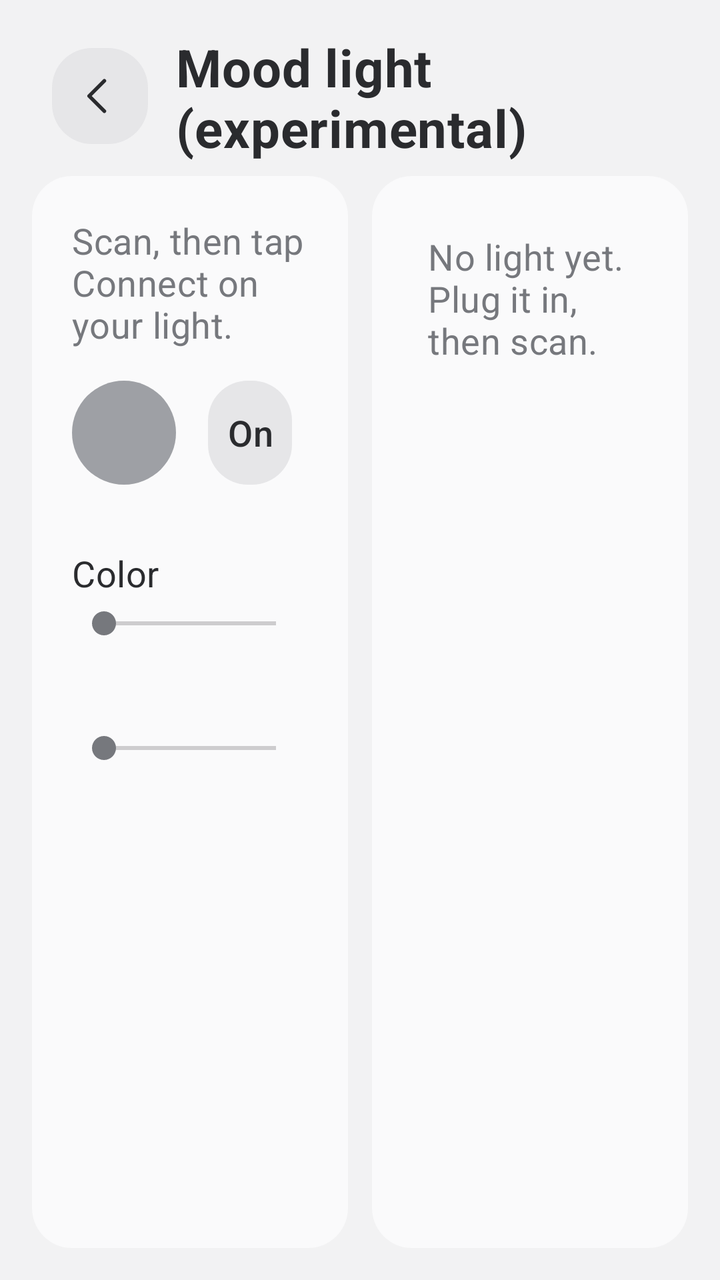
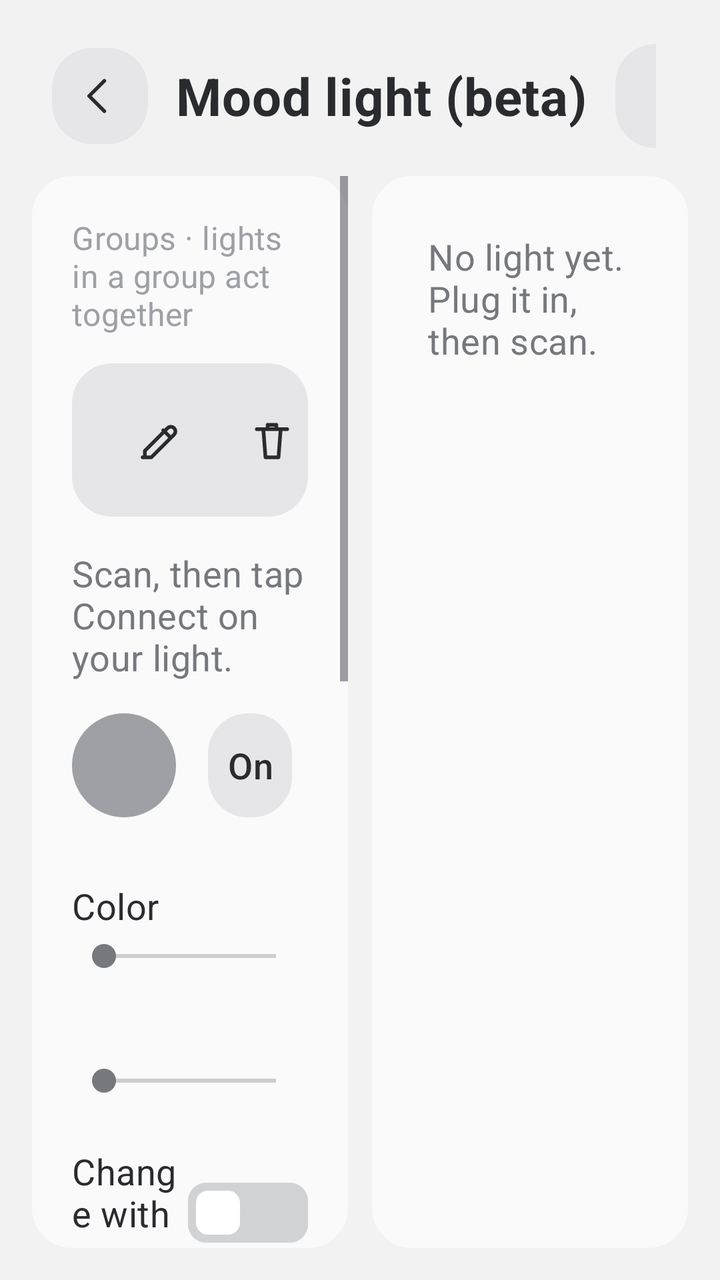

Compare the two renders of this Android layout. The source of the first and the diff that turns it into the second are given below.
<!-- AndroidManifest.xml: activity theme Theme.Cam -->
<!-- res/layout/activity_mood_light.xml -->
<?xml version="1.0" encoding="utf-8"?>
<LinearLayout
    xmlns:android="http://schemas.android.com/apk/res/android"
    xmlns:app="http://schemas.android.com/apk/res-auto"
    android:layout_width="match_parent"
    android:layout_height="match_parent"
    android:background="@color/bg"
    android:orientation="vertical"
    android:padding="16dp">
    
    <LinearLayout
        android:layout_width="match_parent"
        android:layout_height="@dimen/title_bar_height"
        android:gravity="center_vertical"
        android:orientation="horizontal"
        android:paddingStart="10dp"
        android:paddingEnd="16dp">
        <com.google.android.material.button.MaterialButton
            android:id="@+id/light_close"
            style="@style/Widget.Cam.IconButton"
            android:layout_width="@dimen/icon_button_size"
            android:layout_height="@dimen/icon_button_size"
            android:contentDescription="@string/action_back"
            app:icon="@drawable/ic_back" />
        <TextView
            android:layout_width="wrap_content"
            android:layout_height="wrap_content"
            android:layout_marginStart="14dp"
            android:text="@string/set_mood_light_title"
            android:textAppearance="@style/TextAppearance.Cam.Title"
            android:textColor="@color/text_primary"
            android:textStyle="bold" />
        <TextView
            android:layout_width="0dp"
            android:layout_height="wrap_content"
            android:layout_marginStart="14dp"
            android:layout_weight="1"
            android:ellipsize="end"
            android:maxLines="2"
            android:text="@string/mood_light_subtitle"
            android:textAppearance="@style/TextAppearance.Cam.Caption"
            android:textColor="@color/text_tertiary" />
        <com.google.android.material.button.MaterialButton
            android:id="@+id/light_scan"
            style="@style/Widget.Cam.RailSmall"
            android:layout_width="wrap_content"
            android:layout_height="52dp"
            android:text="@string/sticker_scan" />
    </LinearLayout>
    <LinearLayout
        android:layout_width="match_parent"
        android:layout_height="0dp"
        android:layout_weight="1"
        android:layout_marginTop="8dp"
        android:baselineAligned="false"
        android:orientation="horizontal">
        <ScrollView
            android:layout_width="0dp"
            android:layout_height="match_parent"
            android:layout_weight="1"
            android:background="@drawable/bg_surface_card"
            android:fillViewport="true">
            <LinearLayout
                android:layout_width="match_parent"
                android:layout_height="wrap_content"
                android:orientation="vertical"
                android:padding="20dp">
                <TextView
                    android:id="@+id/light_status"
                    android:layout_width="match_parent"
                    android:layout_height="wrap_content"
                    android:text="@string/mood_light_pick"
                    android:textAppearance="@style/TextAppearance.Cam.Body"
                    android:textColor="@color/text_secondary" />
                <LinearLayout
                    android:id="@+id/light_controls"
                    android:layout_width="match_parent"
                    android:layout_height="wrap_content"
                    android:layout_marginTop="16dp"
                    android:orientation="vertical">
                    <LinearLayout
                        android:layout_width="match_parent"
                        android:layout_height="wrap_content"
                        android:gravity="center_vertical"
                        android:orientation="horizontal">
                        <View
                            android:id="@+id/light_preview"
                            android:layout_width="52dp"
                            android:layout_height="52dp"
                            android:layout_marginEnd="16dp"
                            android:background="@drawable/sticker_dot" />
                        <com.google.android.material.button.MaterialButton
                            android:id="@+id/light_on"
                            style="@style/Widget.Cam.RailSmall"
                            android:layout_width="wrap_content"
                            android:layout_height="52dp"
                            android:layout_marginEnd="8dp"
                            android:text="@string/mood_light_on" />
                        <com.google.android.material.button.MaterialButton
                            android:id="@+id/light_off"
                            style="@style/Widget.Cam.RailSmall"
                            android:layout_width="wrap_content"
                            android:layout_height="52dp"
                            android:text="@string/mood_light_off" />
                    </LinearLayout>
                    <LinearLayout
                        android:id="@+id/light_swatches"
                        android:layout_width="match_parent"
                        android:layout_height="wrap_content"
                        android:layout_marginTop="16dp"
                        android:orientation="horizontal" />
                    <TextView
                        android:layout_width="match_parent"
                        android:layout_height="wrap_content"
                        android:layout_marginTop="16dp"
                        android:text="@string/mood_light_hue"
                        android:textAppearance="@style/TextAppearance.Cam.Body"
                        android:textColor="@color/text_primary" />
                    <SeekBar
                        android:id="@+id/light_hue"
                        android:layout_width="match_parent"
                        android:layout_height="wrap_content"
                        android:layout_marginTop="4dp"
                        android:max="359" />
                    <TextView
                        android:id="@+id/light_brightness_label"
                        android:layout_width="match_parent"
                        android:layout_height="wrap_content"
                        android:layout_marginTop="16dp"
                        android:textAppearance="@style/TextAppearance.Cam.Body"
                        android:textColor="@color/text_primary" />
                    <SeekBar
                        android:id="@+id/light_brightness"
                        android:layout_width="match_parent"
                        android:layout_height="wrap_content"
                        android:layout_marginTop="4dp"
                        android:max="100" />
                </LinearLayout>
            </LinearLayout>
        </ScrollView>
        <ScrollView
            android:layout_width="0dp"
            android:layout_height="match_parent"
            android:layout_marginStart="12dp"
            android:layout_weight="1"
            android:background="@drawable/bg_surface_card"
            android:fillViewport="true">
            <LinearLayout
                android:layout_width="match_parent"
                android:layout_height="wrap_content"
                android:orientation="vertical"
                android:padding="12dp">
                <LinearLayout
                    android:id="@+id/light_devices"
                    android:layout_width="match_parent"
                    android:layout_height="wrap_content"
                    android:orientation="vertical" />
                <TextView
                    android:id="@+id/light_empty"
                    android:layout_width="match_parent"
                    android:layout_height="wrap_content"
                    android:padding="16dp"
                    android:text="@string/mood_light_none"
                    android:textAppearance="@style/TextAppearance.Cam.Body"
                    android:textColor="@color/text_secondary" />
            </LinearLayout>
        </ScrollView>
    </LinearLayout>
</LinearLayout>
<!-- resources referenced by this layout -->
<resources>
  <color name="bg">#FFF2F2F3</color>
  <color name="text_primary">#FF2A2B2E</color>
  <color name="text_secondary">#FF76787D</color>
  <color name="text_tertiary">#FF9EA0A5</color>
  <dimen name="icon_button_size">48dp</dimen>
  <dimen name="title_bar_height">64dp</dimen>
  <string name="action_back">Back</string>
  <string name="mood_light_hue">Color</string>
  <string name="mood_light_none">No light yet. Plug it in, then scan.</string>
  <string name="mood_light_off">Off</string>
  <string name="mood_light_on">On</string>
  <string name="mood_light_pick">Scan, then tap Connect on your light.</string>
  <string name="mood_light_subtitle">Close the light\'s own phone app first. The light takes one connection at a time</string>
  <string name="set_mood_light_title">Mood light (experimental)</string>
  <string name="sticker_scan">Scan</string>
  <style name="TextAppearance.Cam.Body">
          <item name="android:textSize">@dimen/text_body</item>
      </style>
  <style name="TextAppearance.Cam.Caption">
          <item name="android:textSize">@dimen/text_caption</item>
      </style>
  <style name="Theme.Cam" parent="Base.Theme.Cam" />
  <color name="surface">#FFFAFAFB</color>
  <dimen name="corner_radius">20dp</dimen>
  <dimen name="text_body">18sp</dimen>
  <dimen name="text_caption">16sp</dimen>
  <dimen name="text_title">26sp</dimen>
  <color name="sunken">#FFE6E6E8</color>
  <color name="nav_ripple_color">#1F2A2B2E</color>
  <color name="energy">#FFF0622D</color>
  <color name="on_energy">#FFFFFFFF</color>
  <color name="energy_quiet">#FFFDEDE6</color>
  <color name="energy_text">#FFC9491A</color>
  <color name="recording">#FFE0393E</color>
  <color name="line">#FFDDDDE0</color>
  <dimen name="text_row">21sp</dimen>
  <!-- unchanged entries left out for length: 16 -->
</resources>

<!-- the commit's change to res/layout/activity_mood_light.xml (unified diff, before → after) -->
@@ -65,6 +65,75 @@
                 android:layout_height="wrap_content"
                 android:orientation="vertical"
                 android:padding="20dp">
+                
+                <TextView
+                    android:layout_width="match_parent"
+                    android:layout_height="wrap_content"
+                    android:layout_marginBottom="6dp"
+                    android:text="@string/mood_light_groups_title"
+                    android:textAppearance="@style/TextAppearance.Cam.Caption"
+                    android:textColor="@color/text_tertiary" />
+                <HorizontalScrollView
+                    android:layout_width="match_parent"
+                    android:layout_height="wrap_content"
+                    android:layout_marginBottom="8dp"
+                    android:scrollbars="none">
+                    <LinearLayout
+                        android:id="@+id/light_groups"
+                        android:layout_width="wrap_content"
+                        android:layout_height="wrap_content"
+                        android:gravity="center_vertical"
+                        android:orientation="horizontal" />
+                </HorizontalScrollView>
+                <LinearLayout
+                    android:layout_width="match_parent"
+                    android:layout_height="wrap_content"
+                    android:layout_marginBottom="16dp"
+                    android:background="@drawable/bg_pref_row_static"
+                    android:gravity="center_vertical"
+                    android:minHeight="72dp"
+                    android:orientation="horizontal"
+                    android:paddingStart="20dp"
+                    android:paddingTop="10dp"
+                    android:paddingEnd="8dp"
+                    android:paddingBottom="10dp">
+                    <LinearLayout
+                        android:layout_width="0dp"
+                        android:layout_height="wrap_content"
+                        android:layout_weight="1"
+                        android:orientation="vertical">
+                        <TextView
+                            android:id="@+id/light_group_name"
+                            android:layout_width="match_parent"
+                            android:layout_height="wrap_content"
+                            android:ellipsize="end"
+                            android:maxLines="1"
+                            android:textAppearance="@style/TextAppearance.Cam.Title"
+                            android:textColor="@color/text_primary"
+                            android:textStyle="bold" />
+                        <TextView
+                            android:id="@+id/light_group_summary"
+                            android:layout_width="match_parent"
+                            android:layout_height="wrap_content"
+                            android:textAppearance="@style/TextAppearance.Cam.Caption"
+                            android:textColor="@color/text_secondary" />
+                    </LinearLayout>
+                    <com.google.android.material.button.MaterialButton
+                        android:id="@+id/light_group_rename"
+                        style="@style/Widget.Cam.IconButton"
+                        android:layout_width="@dimen/icon_button_size"
+                        android:layout_height="@dimen/icon_button_size"
+                        android:layout_marginEnd="8dp"
+                        android:contentDescription="@string/mood_light_group_rename"
+                        app:icon="@drawable/ic_edit" />
+                    <com.google.android.material.button.MaterialButton
+                        android:id="@+id/light_group_delete"
+                        style="@style/Widget.Cam.IconButton"
+                        android:layout_width="@dimen/icon_button_size"
+                        android:layout_height="@dimen/icon_button_size"
+                        android:contentDescription="@string/mood_light_group_delete"
+                        app:icon="@drawable/ic_delete" />
+                </LinearLayout>
                 <TextView
                     android:id="@+id/light_status"
                     android:layout_width="match_parent"
@@ -136,6 +205,66 @@
                         android:layout_marginTop="4dp"
                         android:max="100" />
                 </LinearLayout>
+                
+                <com.google.android.material.switchmaterial.SwitchMaterial
+                    android:id="@+id/light_gear_switch"
+                    android:layout_width="match_parent"
+                    android:layout_height="wrap_content"
+                    android:layout_marginTop="24dp"
+                    android:text="@string/mood_light_gear_title"
+                    android:textAppearance="@style/TextAppearance.Cam.Body"
+                    android:textColor="@color/text_primary" />
+                <TextView
+                    android:layout_width="match_parent"
+                    android:layout_height="wrap_content"
+                    android:layout_marginBottom="8dp"
+                    android:text="@string/mood_light_gear_hint"
+                    android:textAppearance="@style/TextAppearance.Cam.Caption"
+                    android:textColor="@color/text_tertiary" />
+                <LinearLayout
+                    android:id="@+id/light_gear_rules"
+                    android:layout_width="match_parent"
+                    android:layout_height="wrap_content"
+                    android:orientation="vertical">
+                    <LinearLayout
+                        android:id="@+id/light_gear_rows"
+                        android:layout_width="match_parent"
+                        android:layout_height="wrap_content"
+                        android:orientation="vertical" />
+                    <TextView
+                        android:layout_width="match_parent"
+                        android:layout_height="wrap_content"
+                        android:layout_marginTop="8dp"
+                        android:layout_marginBottom="8dp"
+                        android:text="@string/mood_light_bands_title"
+                        android:textAppearance="@style/TextAppearance.Cam.Body"
+                        android:textColor="@color/text_primary" />
+                    <com.google.android.material.switchmaterial.SwitchMaterial
+                        android:id="@+id/light_band_blend"
+                        android:layout_width="match_parent"
+                        android:layout_height="wrap_content"
+                        android:text="@string/mood_light_band_blend"
+                        android:textAppearance="@style/TextAppearance.Cam.Body"
+                        android:textColor="@color/text_primary" />
+                    <TextView
+                        android:layout_width="match_parent"
+                        android:layout_height="wrap_content"
+                        android:layout_marginBottom="8dp"
+                        android:text="@string/mood_light_band_blend_hint"
+                        android:textAppearance="@style/TextAppearance.Cam.Caption"
+                        android:textColor="@color/text_tertiary" />
+                    <LinearLayout
+                        android:id="@+id/light_band_rows"
+                        android:layout_width="match_parent"
+                        android:layout_height="wrap_content"
+                        android:orientation="vertical" />
+                    <com.google.android.material.button.MaterialButton
+                        android:id="@+id/light_band_add"
+                        style="@style/Widget.Cam.RailSmall"
+                        android:layout_width="wrap_content"
+                        android:layout_height="52dp"
+                        android:text="@string/mood_light_band_add" />
+                </LinearLayout>
             </LinearLayout>
         </ScrollView>
         <ScrollView
<!-- resource entries referenced after the edit -->
@@ -6,14 +6,60 @@
   <color name="text_tertiary">#FF9EA0A5</color>
   <dimen name="icon_button_size">48dp</dimen>
   <dimen name="title_bar_height">64dp</dimen>
+  <!-- drawable bg_pref_row_static (drawable) -->
+  <?xml version="1.0" encoding="utf-8"?>
+  <shape xmlns:android="http://schemas.android.com/apk/res/android"
+      android:shape="rectangle">
+      <corners android:radius="@dimen/corner_radius" />
+      <solid android:color="@color/sunken" />
+  </shape>
+  <!-- drawable ic_delete (drawable) -->
+  <?xml version="1.0" encoding="utf-8"?>
+  <vector xmlns:android="http://schemas.android.com/apk/res/android"
+      android:width="24dp"
+      android:height="24dp"
+      android:viewportWidth="24"
+      android:viewportHeight="24">
+      <path
+          android:fillColor="#00000000"
+          android:pathData="M5,7h14M10,7V5h4v2M8,7l1,13h6l1,-13"
+          android:strokeWidth="1.7"
+          android:strokeColor="@color/text_primary"
+          android:strokeLineCap="round"
+          android:strokeLineJoin="round" />
+  </vector>
+  <!-- drawable ic_edit (drawable) -->
+  <?xml version="1.0" encoding="utf-8"?>
+  <vector xmlns:android="http://schemas.android.com/apk/res/android"
+      android:width="24dp"
+      android:height="24dp"
+      android:viewportWidth="24"
+      android:viewportHeight="24">
+      <path
+          android:fillColor="#00000000"
+          android:pathData="M4,20h4l10.5,-10.5a2.1,2.1 0,0 0,-3 -3L5,17v3zM13.5,7.5l3,3"
+          android:strokeWidth="1.7"
+          android:strokeColor="@color/text_primary"
+          android:strokeLineCap="round"
+          android:strokeLineJoin="round" />
+  </vector>
   <string name="action_back">Back</string>
+  <string name="mood_light_band_add">Add speed color</string>
+  <string name="mood_light_band_blend">Blend between speed colors</string>
+  <string name="mood_light_band_blend_hint">Between two solid colors the light mixes them by speed: blue at 100 and red at 120 make 75% blue, 25% red at 105. Effects switch at their speed.</string>
+  <string name="mood_light_bands_title">Speed colors in D</string>
+  <string name="mood_light_gear_hint">The light follows P, R and D while the car is on. This screen takes the light while it is open.</string>
+  <string name="mood_light_gear_title">Change with gear</string>
+  <string name="mood_light_group_delete">Delete group</string>
+  <string name="mood_light_group_rename">Rename</string>
+  <string name="mood_light_groups_title">Groups · lights in a group act together</string>
   <string name="mood_light_hue">Color</string>
   <string name="mood_light_none">No light yet. Plug it in, then scan.</string>
   <string name="mood_light_off">Off</string>
   <string name="mood_light_on">On</string>
   <string name="mood_light_pick">Scan, then tap Connect on your light.</string>
   <string name="mood_light_subtitle">Close the light\'s own phone app first. The light takes one connection at a time</string>
-  <string name="set_mood_light_title">Mood light (experimental)</string>
+  <string name="set_mood_light_title">Mood light (beta)</string>
   <string name="sticker_scan">Scan</string>
   <style name="TextAppearance.Cam.Body">
           <item name="android:textSize">@dimen/text_body</item>
